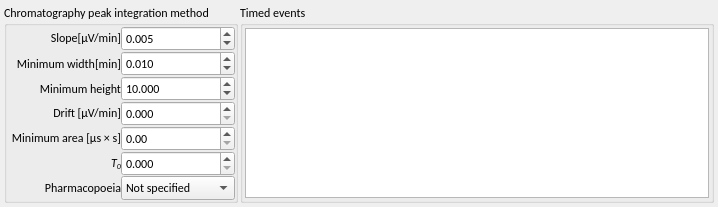
First picture: the form in src/libs/adwidgets/peakmethodform.ui, repository qtplatz/qtplatz, before the edit.
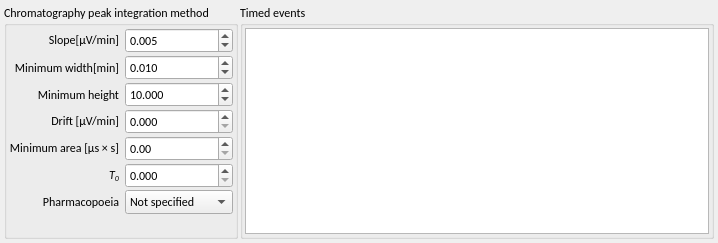
Second picture: the form after the edit. Custom widgets are drawn as their Qt base class.

```diff
--- a/src/libs/adwidgets/peakmethodform.ui
+++ b/src/libs/adwidgets/peakmethodform.ui
@@ -7,7 +7,7 @@
     <x>0</x>
     <y>0</y>
     <width>718</width>
-    <height>165</height>
+    <height>243</height>
    </rect>
   </property>
   <property name="sizePolicy">
@@ -52,43 +52,20 @@
        </property>
        <layout class="QGridLayout" name="gridLayout_2">
         <property name="leftMargin">
-         <number>0</number>
+         <number>2</number>
         </property>
         <property name="topMargin">
-         <number>0</number>
+         <number>2</number>
         </property>
         <property name="rightMargin">
-         <number>0</number>
+         <number>2</number>
         </property>
         <property name="bottomMargin">
-         <number>0</number>
+         <number>2</number>
         </property>
-        <property name="spacing">
-         <number>0</number>
+        <property name="verticalSpacing">
+         <number>2</number>
         </property>
-        <item row="5" column="1">
-         <widget class="QDoubleSpinBox" name="doubleSpinBox_6">
-          <property name="decimals">
-           <number>3</number>
-          </property>
-          <property name="singleStep">
-           <double>0.001000000000000</double>
-          </property>
-         </widget>
-        </item>
-        <item row="0" column="0">
-         <widget class="QLabel" name="label">
-          <property name="text">
-           <string>Slope[&amp;mu;V/min]</string>
-          </property>
-          <property name="textFormat">
-           <enum>Qt::RichText</enum>
-          </property>
-          <property name="alignment">
-           <set>Qt::AlignRight|Qt::AlignTrailing|Qt::AlignVCenter</set>
-          </property>
-         </widget>
-        </item>
         <item row="5" column="0">
          <widget class="QLabel" name="label_6">
           <property name="text">
@@ -102,42 +79,13 @@
           </property>
          </widget>
         </item>
-        <item row="2" column="1">
-         <widget class="QDoubleSpinBox" name="doubleSpinBox_3">
+        <item row="5" column="1">
+         <widget class="QDoubleSpinBox" name="doubleSpinBox_6">
           <property name="decimals">
            <number>3</number>
           </property>
-          <property name="maximum">
-           <double>1000000000000.000000000000000</double>
-          </property>
           <property name="singleStep">
-           <double>100.000000000000000</double>
-          </property>
-          <property name="value">
-           <double>10.000000000000000</double>
-          </property>
-         </widget>
-        </item>
-        <item row="1" column="1">
-         <widget class="QDoubleSpinBox" name="doubleSpinBox_2">
-          <property name="decimals">
-           <number>3</number>
-          </property>
-          <property name="singleStep">
-           <double>0.010000000000000</double>
-          </property>
-          <property name="value">
-           <double>0.010000000000000</double>
-          </property>
-         </widget>
-        </item>
-        <item row="2" column="0">
-         <widget class="QLabel" name="label_3">
-          <property name="text">
-           <string>Minimum height</string>
-          </property>
-          <property name="alignment">
-           <set>Qt::AlignRight|Qt::AlignTrailing|Qt::AlignVCenter</set>
+           <double>0.001000000000000</double>
           </property>
          </widget>
         </item>
@@ -154,10 +102,10 @@
           </property>
          </widget>
         </item>
-        <item row="3" column="0">
-         <widget class="QLabel" name="label_4">
+        <item row="4" column="0">
+         <widget class="QLabel" name="label_5">
           <property name="text">
-           <string>Drift [&amp;mu;V/min]</string>
+           <string>Minimum area [&amp;mu;s &amp;times; s]</string>
           </property>
           <property name="textFormat">
            <enum>Qt::RichText</enum>
@@ -167,13 +115,6 @@
           </property>
          </widget>
         </item>
-        <item row="4" column="1">
-         <widget class="QDoubleSpinBox" name="doubleSpinBox_5">
-          <property name="maximum">
-           <double>999999999999999.000000000000000</double>
-          </property>
-         </widget>
-        </item>
         <item row="0" column="1">
          <widget class="QDoubleSpinBox" name="doubleSpinBox">
           <property name="decimals">
@@ -200,6 +141,75 @@
           </property>
          </widget>
         </item>
+        <item row="3" column="0">
+         <widget class="QLabel" name="label_4">
+          <property name="text">
+           <string>Drift [&amp;mu;V/min]</string>
+          </property>
+          <property name="textFormat">
+           <enum>Qt::RichText</enum>
+          </property>
+          <property name="alignment">
+           <set>Qt::AlignRight|Qt::AlignTrailing|Qt::AlignVCenter</set>
+          </property>
+         </widget>
+        </item>
+        <item row="2" column="0">
+         <widget class="QLabel" name="label_3">
+          <property name="text">
+           <string>Minimum height</string>
+          </property>
+          <property name="alignment">
+           <set>Qt::AlignRight|Qt::AlignTrailing|Qt::AlignVCenter</set>
+          </property>
+         </widget>
+        </item>
+        <item row="2" column="1">
+         <widget class="QDoubleSpinBox" name="doubleSpinBox_3">
+          <property name="decimals">
+           <number>3</number>
+          </property>
+          <property name="maximum">
+           <double>1000000000000.000000000000000</double>
+          </property>
+          <property name="singleStep">
+           <double>100.000000000000000</double>
+          </property>
+          <property name="value">
+           <double>10.000000000000000</double>
+          </property>
+         </widget>
+        </item>
+        <item row="4" column="1">
+         <widget class="QDoubleSpinBox" name="doubleSpinBox_5">
+          <property name="maximum">
+           <double>999999999999999.000000000000000</double>
+          </property>
+         </widget>
+        </item>
+        <item row="1" column="1">
+         <widget class="QDoubleSpinBox" name="doubleSpinBox_2">
+          <property name="decimals">
+           <number>3</number>
+          </property>
+          <property name="singleStep">
+           <double>0.010000000000000</double>
+          </property>
+          <property name="value">
+           <double>0.010000000000000</double>
+          </property>
+         </widget>
+        </item>
+        <item row="6" column="0">
+         <widget class="QLabel" name="label_7">
+          <property name="text">
+           <string>Pharmacopoeia</string>
+          </property>
+          <property name="alignment">
+           <set>Qt::AlignRight|Qt::AlignTrailing|Qt::AlignVCenter</set>
+          </property>
+         </widget>
+        </item>
         <item row="6" column="1">
          <widget class="QComboBox" name="comboBox">
           <item>
@@ -224,20 +234,10 @@
           </item>
          </widget>
         </item>
-        <item row="6" column="0">
-         <widget class="QLabel" name="label_7">
+        <item row="0" column="0">
+         <widget class="QLabel" name="label">
           <property name="text">
-           <string>Pharmacopoeia</string>
-          </property>
-          <property name="alignment">
-           <set>Qt::AlignRight|Qt::AlignTrailing|Qt::AlignVCenter</set>
-          </property>
-         </widget>
-        </item>
-        <item row="4" column="0">
-         <widget class="QLabel" name="label_5">
-          <property name="text">
-           <string>Minimum area [&amp;mu;s &amp;times; s]</string>
+           <string>Slope[&amp;mu;V/min]</string>
           </property>
           <property name="textFormat">
            <enum>Qt::RichText</enum>
@@ -247,11 +247,30 @@
           </property>
          </widget>
         </item>
+        <item row="7" column="0">
+         <spacer name="verticalSpacer">
+          <property name="orientation">
+           <enum>Qt::Vertical</enum>
+          </property>
+          <property name="sizeHint" stdset="0">
+           <size>
+            <width>20</width>
+            <height>40</height>
+           </size>
+          </property>
+         </spacer>
+        </item>
        </layout>
       </widget>
      </item>
      <item>
       <widget class="QGroupBox" name="groupBox_2">
+       <property name="sizePolicy">
+        <sizepolicy hsizetype="Expanding" vsizetype="Expanding">
+         <horstretch>0</horstretch>
+         <verstretch>0</verstretch>
+        </sizepolicy>
+       </property>
        <property name="title">
         <string>Timed events</string>
        </property>
@@ -279,7 +298,7 @@
           <item>
            <widget class="adwidgets::TableView" name="tableView">
             <property name="sizePolicy">
-             <sizepolicy hsizetype="Expanding" vsizetype="Preferred">
+             <sizepolicy hsizetype="Expanding" vsizetype="Expanding">
               <horstretch>0</horstretch>
               <verstretch>0</verstretch>
              </sizepolicy>
@@ -287,7 +306,7 @@
             <property name="maximumSize">
              <size>
               <width>16777215</width>
-              <height>240</height>
+              <height>16777215</height>
              </size>
             </property>
             <property name="baseSize">
```
Left out of the diff: 2 changed lines with no effect on the pictures.
